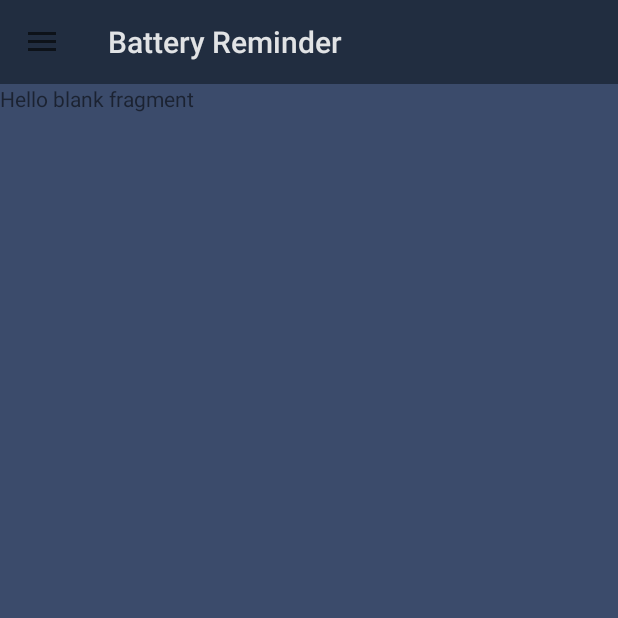
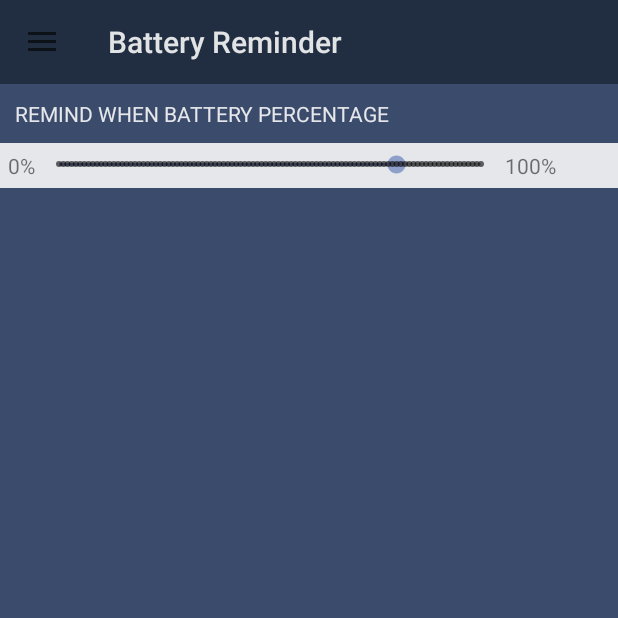
Before and after one commit to Jacky97s/Notifiception, an Android app: the screen it shows after launch (MainActivity), in the side drawer, after a tap on "Battery Reminder", on a phone screen of 412 x 824 dp, the top half of it. Run offline under Robolectric (Android 15) with nearby library versions, the phone set to English and light mode, and no system bars.

Commit message:
refresh app

```diff
--- a/app/src/main/AndroidManifest.xml
+++ b/app/src/main/AndroidManifest.xml
@@ -8,9 +8,9 @@
         android:label="@string/app_name"
         android:roundIcon="@mipmap/ic_launcher_round"
         android:supportsRtl="true"
-        android:theme="@style/AppTheme">
+        android:theme="@style/Notifiception">
         <activity android:name=".MainActivity"
-            android:theme="@style/AppTheme">
+            android:theme="@style/Notifiception">
             <intent-filter>
                 <action android:name="android.intent.action.MAIN" />
 
--- a/app/src/main/res/layout/fragment_battery_reminder.xml
+++ b/app/src/main/res/layout/fragment_battery_reminder.xml
@@ -6,9 +6,46 @@
     tools:context=".BatteryReminder">
 
     <!-- TODO: Update blank fragment layout -->
-    <TextView
+    <LinearLayout
         android:layout_width="match_parent"
         android:layout_height="match_parent"
-        android:text="@string/hello_blank_fragment" />
+        android:orientation="vertical"
+        >
+
+        <TextView
+            android:layout_width="match_parent"
+            android:layout_height="wrap_content"
+            android:layout_margin="10sp"
+            android:text="REMIND WHEN BATTERY PERCENTAGE"
+            android:textColor="@color/text_color_primary"/>
+
+        <LinearLayout
+            android:layout_width="match_parent"
+            android:layout_height="wrap_content"
+            android:orientation="horizontal"
+            android:background="@color/text_color_primary"
+            android:padding="5sp">
+
+            <TextView
+                android:layout_width="wrap_content"
+                android:layout_height="wrap_content"
+                android:text="0%"/>
+
+            <SeekBar
+                android:id="@+id/seekBar2"
+                style="@style/Widget.AppCompat.SeekBar.Discrete"
+                android:layout_width="313dp"
+                android:layout_height="wrap_content"
+                android:max="100"
+                android:progress="80" />
+
+            <TextView
+                android:layout_width="wrap_content"
+                android:layout_height="wrap_content"
+                android:text="100%"/>
+        </LinearLayout>
+
+    </LinearLayout>
+
 
 </FrameLayout>
--- a/app/src/main/res/layout/fragment_police_data.xml
+++ b/app/src/main/res/layout/fragment_police_data.xml
@@ -6,9 +6,6 @@
     tools:context=".PoliceData">
 
     <!-- TODO: Update blank fragment layout -->
-    <TextView
-        android:layout_width="match_parent"
-        android:layout_height="match_parent"
-        android:text="@string/hello_blank_fragment" />
+
 
 </FrameLayout>
--- a/app/src/main/res/menu/drawer_menu.xml
+++ b/app/src/main/res/menu/drawer_menu.xml
@@ -16,7 +16,7 @@
 
             <item android:id="@+id/pg_police"
                 android:icon="@mipmap/ic_contact_phone_black_24dp"
-                android:title="@string/emergency_contacts" />
+                android:title="@string/emergency_contacts"/>
         </menu>
     </item>
 
--- a/app/src/main/res/values/colors.xml
+++ b/app/src/main/res/values/colors.xml
@@ -7,4 +7,5 @@
     <color name="background_material_light">#3b4b6b</color>
     <color name="colorBackground">#ffffff</color>
     <color name="text_color_secondary">#ffffff</color>
+    <color name="primary_text_default_material_dark">#ff6363</color>
 </resources>
--- a/app/src/main/res/values/styles.xml
+++ b/app/src/main/res/values/styles.xml
@@ -1,7 +1,7 @@
 <resources>
 
     <!-- Base application theme. -->
-    <style name="AppTheme" parent="Theme.AppCompat.Light.NoActionBar">
+    <style name="Notifiception" parent="Theme.AppCompat.Light.NoActionBar">
         <!-- Customize your theme here. -->
         <item name="colorPrimary">@color/colorPrimary</item>
         <item name="colorPrimaryDark">@color/colorPrimaryDark</item>
```
Also changed, not shown: app/src/main/java/app/fcu/notifiception/Donate.java (deleted, +0 -29 lines), app/src/main/java/app/fcu/notifiception/MainActivity.java (+0 -8 lines), app/src/main/res/layout/fragment_donate.xml (deleted, +0 -14 lines).
